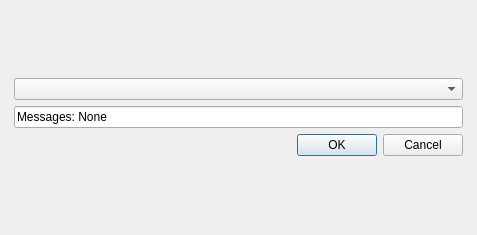
Old version of the form hello_world_dialog.ui in the repository jonahsullivan/PyQt-Presentation.
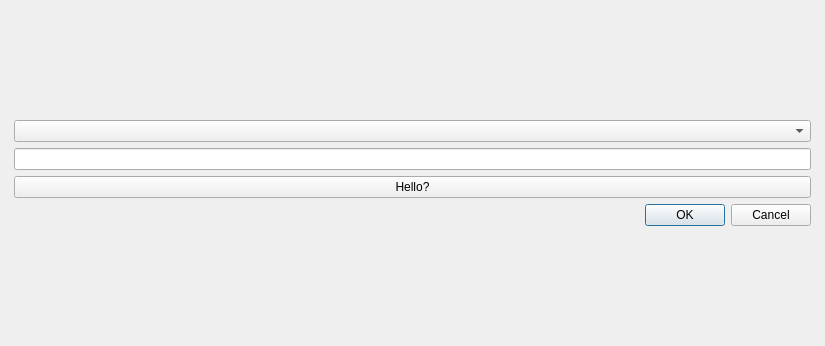
New version of the form.

Commit message: made it work

What changed in the file:
```diff
--- a/hello_world_dialog.ui
+++ b/hello_world_dialog.ui
@@ -6,8 +6,8 @@
    <rect>
     <x>0</x>
     <y>0</y>
-    <width>477</width>
-    <height>235</height>
+    <width>825</width>
+    <height>346</height>
    </rect>
   </property>
   <property name="windowTitle">
@@ -36,7 +36,14 @@
        <item>
         <widget class="QLineEdit" name="messageBox">
          <property name="text">
-          <string>Messages: None</string>
+          <string/>
+         </property>
+        </widget>
+       </item>
+       <item>
+        <widget class="QPushButton" name="pushButton">
+         <property name="text">
+          <string>Hello?</string>
          </property>
         </widget>
        </item>
```
The commit also changes 2 other files.
